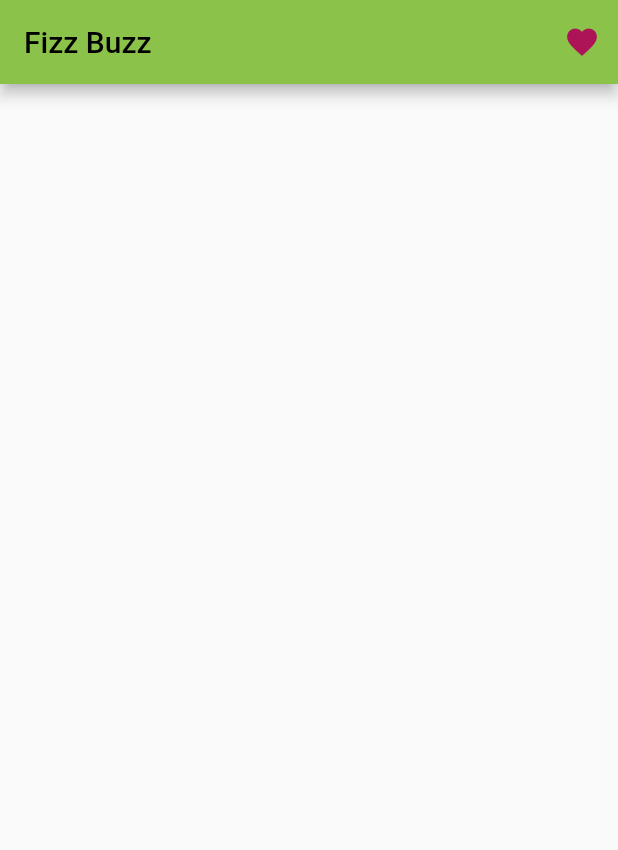
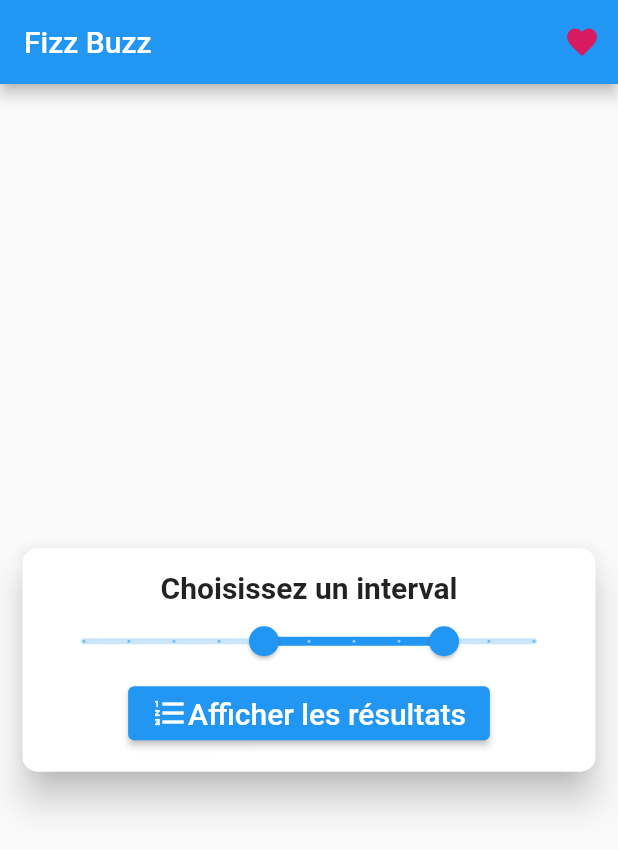
Before and after one commit to MaideAkdede/fizzbuzz-flutter, a Flutter app: the screen it shows after launch, on a phone screen of 412 x 824 dp. Shown: the top 850 px of the screen. Run offline on Flutter 3.47's test engine with Material 2 defaults, Android fonts, the phone set to English and light mode, and no system bars.

Commit message:
:pencil2: show Alert Dialog with currentRangeValue Start

```diff
--- a/lib/main.dart
+++ b/lib/main.dart
@@ -22,12 +22,13 @@ class MyApp extends StatelessWidget {
         // or simply save your changes to "hot reload" in a Flutter IDE).
         // Notice that the counter didn't reset back to zero; the application
         // is not restarted.
-        primarySwatch: Colors.lightGreen,
+        primarySwatch: Colors.blue,
       ),
       home: const HomeScreen(),
     );
   }
 }
+
 class HomeScreen extends StatefulWidget {
   const HomeScreen({Key? key}) : super(key: key);
 
@@ -36,15 +37,32 @@ class HomeScreen extends StatefulWidget {
 }
 
 class _HomeScreenState extends State<HomeScreen> {
+
+  RangeValues _currentRangeValues = const RangeValues(40, 80);
+
   @override
   Widget build(BuildContext context) {
+
+    // dialog alert
+    final AlertDialog dialog = AlertDialog(
+      title: const Text('Lister l’interval : '),
+      content:
+      Text(  _currentRangeValues.start.round().toString() ),
+      actions: [
+        TextButton(
+          onPressed: () => Navigator.pop(context),
+          child: const Text('FERMER'),
+        ),
+      ],
+    );
+
     return Scaffold(
       appBar: AppBar(
         title: Text("Fizz Buzz"),
-        actions:  [
+        actions: [
           IconButton(
             icon: const Icon(Icons.favorite),
-            color: Colors.pink[800],
+            color: Colors.pink[600],
             tooltip: 'Open shopping cart',
             onPressed: () {
               // handle the press
@@ -53,6 +71,66 @@ class _HomeScreenState extends State<HomeScreen> {
           ),
         ],
       ),
+      body: Column(
+        children: [
+          const Spacer(),
+          Card(
+            shape: const RoundedRectangleBorder(
+                borderRadius: BorderRadius.all(Radius.circular(10))),
+            margin: const EdgeInsets.all(15),
+            elevation: 10,
+            child: Padding(
+              padding: const EdgeInsets.all(15),
+              child: Column(
+                children: [
+                  const Text(
+                    "Choisissez un interval",
+                    style: TextStyle(
+                      fontSize: 20,
+                      fontWeight: FontWeight.bold,
+                    ),
+                  ),
+                  RangeSlider(
+                    values: _currentRangeValues,
+                    min: 0,
+                    max: 100,
+                    divisions: 10,
+                    labels: RangeLabels(
+                      _currentRangeValues.start.round().toString(),
+                      _currentRangeValues.end.round().toString(),
+                    ),
+                    onChanged: (RangeValues values) {
+                      setState(() {
+                        _currentRangeValues = values;
+                      });
+                    },
+                  ),
+                  ElevatedButton(
+                    onPressed: () {
+                      showDialog<void>(
+                          context: context, builder: (context) => dialog);
+                    },
+                    child: Row(
+                      mainAxisSize: MainAxisSize.min,
+                      //axe principale - horizontale plus petit possible
+                      children: const [
+                        Icon(Icons.format_list_numbered),
+                        Text(
+                          "Afficher les résultats",
+                          style: TextStyle(fontSize: 20),
+                        )
+                      ],
+                    ),
+                  )
+                ],
+              ),
+            ),
+          ),
+          const Spacer(),
+        ],
+      ),
     );
+
+
   }
 }
```
